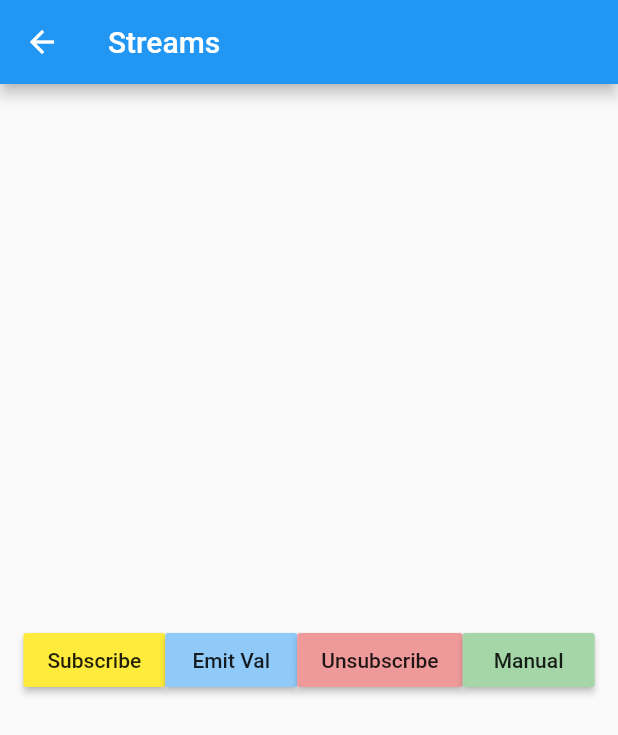
After one commit to idlevandal/dart-streams, a Flutter app: the screen it shows after launch, after a tap on the "arrow forward" icon, on a phone screen of 412 x 824 dp. The commit adds this screen. Shown: the top 735 px of the screen. Run offline on Flutter 3.47's test engine with Material 2 defaults, Android fonts, the phone set to English and light mode, and no system bars.

Commit message:
add code from filledStacks tutorial

```diff
--- a/lib/main.dart
+++ b/lib/main.dart
@@ -1,6 +1,7 @@
 import 'dart:async';
 
 import 'package:flutter/material.dart';
+import 'package:streams_app/stream_two.dart';
 
 void main() {
   runApp(MyApp());
@@ -16,6 +17,9 @@ class MyApp extends StatelessWidget {
         primarySwatch: Colors.blue,
       ),
       home: Home(),
+      routes: {
+        '/streamTwo': (context) => StreamTwo(),
+      },
     );
   }
 }
@@ -82,6 +86,12 @@ class _HomeState extends State<Home> {
           },
         )
       ),
+      floatingActionButton: FloatingActionButton(
+        onPressed: () {
+          Navigator.pushNamed(context, '/streamTwo');
+        },
+        child: Icon(Icons.arrow_forward),
+      ),
     );
   }
 }
--- /dev/null
+++ b/lib/stream_two.dart
@@ -0,0 +1,79 @@
+import 'dart:async';
+import 'dart:math';
+import 'package:flutter/material.dart';
+
+class StreamTwo extends StatefulWidget {
+  @override
+  _StreamTwoState createState() => _StreamTwoState();
+}
+
+class _StreamTwoState extends State<StreamTwo> {
+
+  final StreamController<int> controller = StreamController();
+  // fix ERROR for multiple subscriptions using builder.
+  // @6:06 https://www.youtube.com/watch?v=53jIxLiCv2E&list=PLdTodMosi-BwEwlzjN6EyS1vwGXFo-UlK&index=11&ab_channel=FilledStacks
+  // final StreamController<int> controller = StreamController<int>.broadcast();
+  StreamSubscription streamSubscription;
+
+  @override
+  void dispose() {
+    controller.close();
+    super.dispose();
+  }
+
+  @override
+  Widget build(BuildContext context) {
+    return Scaffold(
+      appBar: AppBar(
+        title: Text('Streams'),
+      ),
+      body: Center(
+          child: Row(
+            mainAxisSize: MainAxisSize.min,
+            children: [
+              MaterialButton(
+                child: Text('Subscribe'),
+                color: Colors.yellow,
+                  onPressed: () {
+                    Stream stream = controller.stream;
+                    streamSubscription = stream.listen((val) {
+                      print('Value from controller: $val');
+                    });
+                  }
+              ),
+              MaterialButton(
+                child: Text('Emit Val'),
+                color: Colors.blue.shade200,
+                onPressed: () {
+                  controller.add(Random().nextInt(10));
+                },
+              ),
+              MaterialButton(
+                child: Text('Unsubscribe'),
+                color: Colors.red.shade200,
+                onPressed: () {
+                  streamSubscription.cancel();
+                },
+              ),
+              MaterialButton(
+                child: Text('Manual'),
+                color: Colors.green.shade200,
+                onPressed: () {
+                  getDelayedValue().listen((val) {
+                    print('Value for manual Stream: $val');
+                  });
+                },
+              )
+            ],
+          )
+      ),
+    );
+  }
+  Stream<int> getDelayedValue() async* {
+    for (int i = 1; i <= 5; i++) {
+      await Future.delayed(Duration(seconds: 1));
+
+      yield i;
+    }
+  }
+}
```
